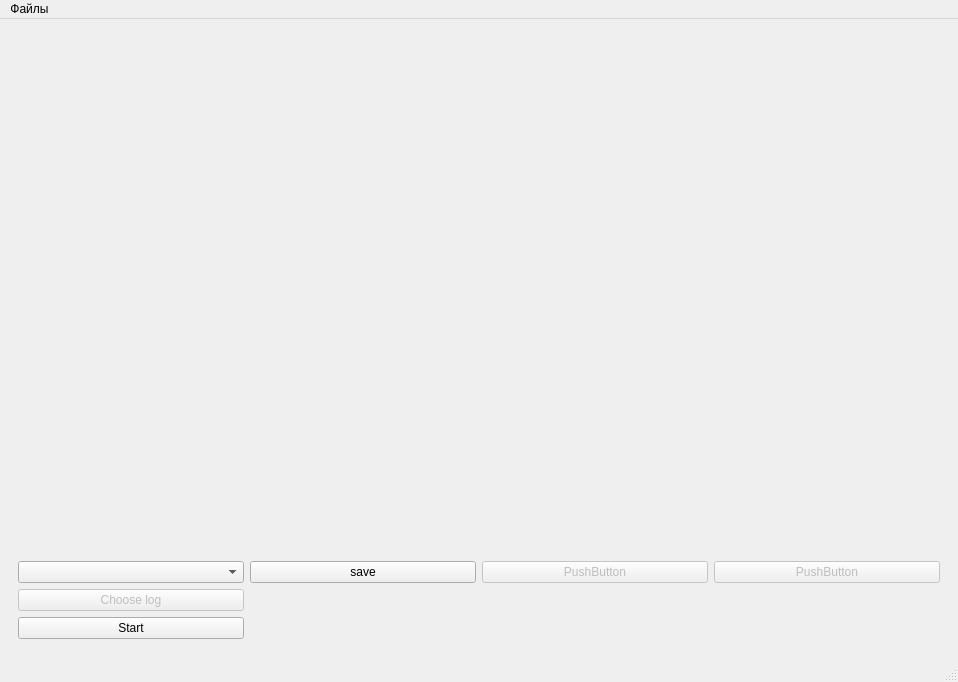
Above: ui/log_input_form.ui from CheckListHW/InputLogs before the change. Below: the same form after it.
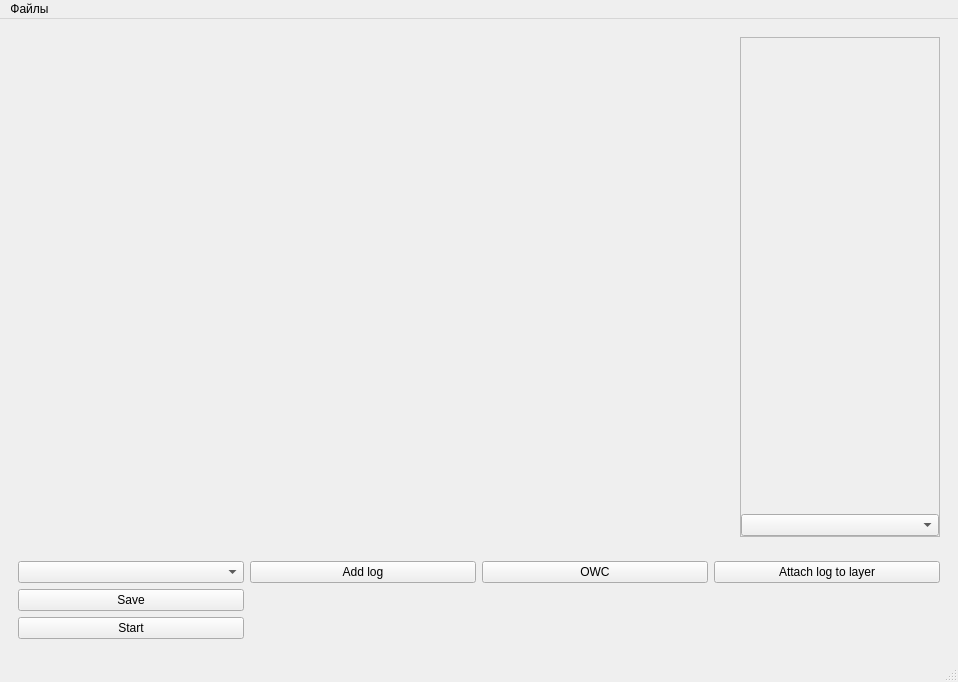
That is the form after the change.

```diff
--- a/ui/log_input_form.ui
+++ b/ui/log_input_form.ui
@@ -29,7 +29,7 @@
         </widget>
        </item>
        <item>
-        <widget class="QWidget" name="logPlotWidget" native="true">
+        <widget class="QFrame" name="frame">
          <property name="minimumSize">
           <size>
            <width>200</width>
@@ -38,10 +38,52 @@
          </property>
          <property name="maximumSize">
           <size>
-           <width>200</width>
+           <width>20</width>
            <height>16777215</height>
           </size>
          </property>
+         <property name="frameShape">
+          <enum>QFrame::StyledPanel</enum>
+         </property>
+         <property name="frameShadow">
+          <enum>QFrame::Raised</enum>
+         </property>
+         <layout class="QVBoxLayout" name="verticalLayout_2">
+          <property name="spacing">
+           <number>0</number>
+          </property>
+          <property name="leftMargin">
+           <number>0</number>
+          </property>
+          <property name="topMargin">
+           <number>0</number>
+          </property>
+          <property name="rightMargin">
+           <number>0</number>
+          </property>
+          <property name="bottomMargin">
+           <number>0</number>
+          </property>
+          <item>
+           <widget class="QWidget" name="logPlotWidget" native="true">
+            <property name="minimumSize">
+             <size>
+              <width>0</width>
+              <height>0</height>
+             </size>
+            </property>
+            <property name="maximumSize">
+             <size>
+              <width>16777215</width>
+              <height>16777215</height>
+             </size>
+            </property>
+           </widget>
+          </item>
+          <item>
+           <widget class="QComboBox" name="logSelectComboBox"/>
+          </item>
+         </layout>
         </widget>
        </item>
       </layout>
@@ -59,33 +101,23 @@
        <property name="sizeConstraint">
         <enum>QLayout::SetMinimumSize</enum>
        </property>
-       <item row="0" column="1">
-        <widget class="QPushButton" name="saveButton">
-         <property name="enabled">
-          <bool>true</bool>
-         </property>
-         <property name="text">
-          <string>save</string>
-         </property>
-        </widget>
-       </item>
        <item row="0" column="3">
         <widget class="QPushButton" name="pushButton_5">
          <property name="enabled">
-          <bool>false</bool>
+          <bool>true</bool>
          </property>
          <property name="text">
-          <string>PushButton</string>
+          <string>Attach log to layer</string>
          </property>
         </widget>
        </item>
        <item row="0" column="2">
         <widget class="QPushButton" name="pushButton_4">
          <property name="enabled">
-          <bool>false</bool>
+          <bool>true</bool>
          </property>
          <property name="text">
-          <string>PushButton</string>
+          <string>OWC</string>
          </property>
         </widget>
        </item>
@@ -99,19 +131,29 @@
          </property>
         </widget>
        </item>
-       <item row="2" column="0">
-        <widget class="QPushButton" name="chooseLogButton">
-         <property name="enabled">
-          <bool>false</bool>
-         </property>
-         <property name="text">
-          <string>Choose log</string>
-         </property>
-        </widget>
-       </item>
        <item row="0" column="0">
         <widget class="QComboBox" name="chooseLayerComboBox"/>
        </item>
+       <item row="1" column="0">
+        <widget class="QPushButton" name="saveButton">
+         <property name="enabled">
+          <bool>true</bool>
+         </property>
+         <property name="text">
+          <string>Save</string>
+         </property>
+        </widget>
+       </item>
+       <item row="0" column="1">
+        <widget class="QPushButton" name="chooseLogButton">
+         <property name="enabled">
+          <bool>true</bool>
+         </property>
+         <property name="text">
+          <string>Add log</string>
+         </property>
+        </widget>
+       </item>
       </layout>
      </widget>
     </item>
```
Left out of the diff: 4 changed lines with no effect on the pictures.
